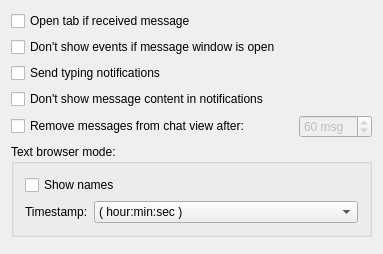
Above: src/chatwindow/chatwindowsettings.ui from Winand/mqutim before the change. Below: the same form after it.
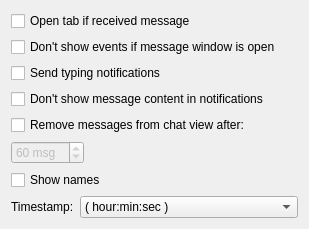
That is the form after the change.

The edit to the form file:
```diff
--- a/src/chatwindow/chatwindowsettings.ui
+++ b/src/chatwindow/chatwindowsettings.ui
@@ -1,12 +1,12 @@
 <ui version="4.0" >
  <class>ChatWindowSettingsClass</class>
- <widget class="QWidget" name="ChatWindowSettingsClass" >
-  <property name="geometry" >
+ <widget class="QWidget" name="ChatWindowSettingsClass">
+  <property name="geometry">
    <rect>
     <x>0</x>
     <y>0</y>
-    <width>383</width>
-    <height>254</height>
+    <width>309</width>
+    <height>207</height>
    </rect>
   </property>
   <property name="windowTitle" >
@@ -42,17 +42,15 @@
     </widget>
    </item>
    <item>
-    <layout class="QHBoxLayout" name="horizontalLayout" >
-     <item>
-      <widget class="QCheckBox" name="removeBox" >
-       <property name="text" >
+    <widget class="QCheckBox" name="removeBox">
+     <property name="text">
         <string>Remove messages from chat view after:</string>
        </property>
       </widget>
      </item>
      <item>
-      <widget class="QSpinBox" name="removeSpinBox" >
-       <property name="enabled" >
+    <widget class="QSpinBox" name="removeSpinBox">
+     <property name="enabled">
         <bool>false</bool>
        </property>
        <property name="sizePolicy" >
@@ -75,31 +73,15 @@
        </property>
       </widget>
      </item>
-    </layout>
-   </item>
    <item>
-    <widget class="QGroupBox" name="textGroupBox" >
-     <property name="sizePolicy" >
-      <sizepolicy vsizetype="Fixed" hsizetype="Preferred" >
-       <horstretch>0</horstretch>
-       <verstretch>0</verstretch>
-      </sizepolicy>
-     </property>
-     <property name="title" >
-      <string>Text browser mode:</string>
-     </property>
-     <layout class="QGridLayout" name="gridLayout_2" >
-      <item row="0" column="0" >
-       <layout class="QVBoxLayout" name="verticalLayout" >
-        <item>
-         <widget class="QCheckBox" name="namesBox" >
-          <property name="text" >
+    <widget class="QCheckBox" name="namesBox">
+     <property name="text">
            <string>Show names</string>
           </property>
          </widget>
         </item>
         <item>
-         <layout class="QHBoxLayout" name="horizontalLayout_2" >
+    <layout class="QHBoxLayout" name="horizontalLayout_2">
           <item>
            <widget class="QLabel" name="label" >
             <property name="sizePolicy" >
@@ -138,13 +120,8 @@
          </layout>
         </item>
        </layout>
-      </item>
-     </layout>
-    </widget>
-   </item>
-  </layout>
- </widget>
- <layoutdefault spacing="6" margin="11" />
+ </widget>
+ <layoutdefault spacing="6" margin="11"/>
  <resources/>
  <connections/>
 </ui>
```
Left out of the diff: 53 changed lines with no effect on the pictures. Lines whose indentation alone changed are shown as unchanged.
